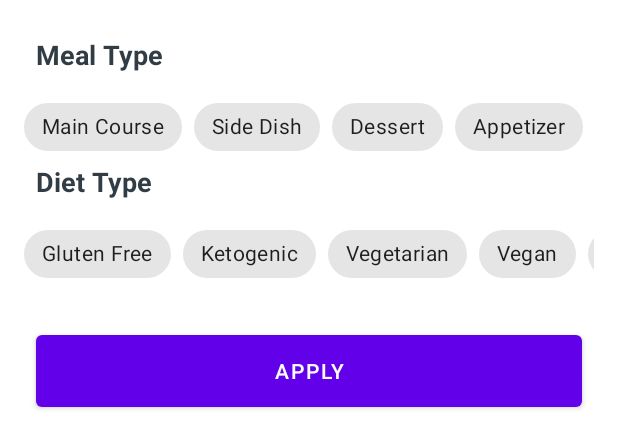
After one commit to dhanazam/Foody, an Android app: the layout recipes_bottom_sheet.xml on its own in the app's theme, with its tools: preview values and no code run, on a phone screen of 412 x 824 dp. The commit adds this screen. Shown: the top 448 px of the screen. Run offline under Robolectric (Android 15) with nearby library versions, the phone set to English and light mode, and no system bars; Roboto replaces fonts that are not available here.

Commit message:
design recipes bottom sheet

```diff
--- a/app/src/main/java/com/dhanazam/foody/ui/fragments/recipes/RecipesFragment.kt
+++ b/app/src/main/java/com/dhanazam/foody/ui/fragments/recipes/RecipesFragment.kt
@@ -23,7 +23,7 @@ import dagger.hilt.android.AndroidEntryPoint
 import kotlinx.coroutines.launch
 
 @AndroidEntryPoint
-class RecipesFragment : Fragment() {
+class  RecipesFragment : Fragment() {
 
     private val mainViewModel: MainViewModel by viewModels()
     private val recipesViewModel: RecipesViewModel by viewModels()
--- /dev/null
+++ b/app/src/main/java/com/dhanazam/foody/ui/fragments/recipes/bottomsheet/RecipesBottomSheet.kt
@@ -0,0 +1,20 @@
+package com.dhanazam.foody.ui.fragments.recipes.bottomsheet
+
+import android.os.Bundle
+import android.view.LayoutInflater
+import android.view.View
+import android.view.ViewGroup
+import com.dhanazam.foody.R
+import com.google.android.material.bottomsheet.BottomSheetDialogFragment
+
+class RecipesBottomSheet : BottomSheetDialogFragment() {
+
+    override fun onCreateView(
+        inflater: LayoutInflater, container: ViewGroup?,
+        savedInstanceState: Bundle?
+    ): View? {
+        // Inflate the layout for this fragment
+        return inflater.inflate(R.layout.recipes_bottom_sheet, container, false)
+    }
+
+}
--- /dev/null
+++ b/app/src/main/res/layout/recipes_bottom_sheet.xml
@@ -0,0 +1,238 @@
+<?xml version="1.0" encoding="utf-8"?>
+<androidx.constraintlayout.widget.ConstraintLayout xmlns:android="http://schemas.android.com/apk/res/android"
+    xmlns:app="http://schemas.android.com/apk/res-auto"
+    xmlns:tools="http://schemas.android.com/tools"
+    android:layout_width="match_parent"
+    android:layout_height="wrap_content"
+    android:background="@color/white"
+    tools:context=".ui.fragments.recipes.bottomsheet.RecipesBottomSheet">
+
+
+    <TextView
+        android:id="@+id/mealType_txt"
+        android:layout_width="wrap_content"
+        android:layout_height="wrap_content"
+        android:layout_marginStart="24dp"
+        android:layout_marginTop="24dp"
+        android:text="@string/meal_type"
+        android:textSize="18sp"
+        android:textStyle="bold"
+        android:textColor="@color/dark"
+        app:layout_constraintStart_toStartOf="parent"
+        app:layout_constraintTop_toTopOf="parent" />
+
+    <HorizontalScrollView
+        android:id="@+id/mealType_scrollView"
+        android:layout_width="match_parent"
+        android:layout_height="wrap_content"
+        android:layout_marginStart="16dp"
+        android:layout_marginTop="12dp"
+        android:layout_marginEnd="16dp"
+        android:scrollbars="none"
+        app:layout_constraintEnd_toEndOf="parent"
+        app:layout_constraintStart_toStartOf="parent"
+        app:layout_constraintTop_toBottomOf="@+id/mealType_txt">
+
+        <LinearLayout
+            android:layout_width="wrap_content"
+            android:layout_height="match_parent"
+            android:orientation="vertical" >
+
+            <com.google.android.material.chip.ChipGroup
+                android:id="@+id/dietType_chipGroup"
+                android:layout_width="match_parent"
+                android:layout_height="match_parent"
+                app:checkedChip="@+id/main_course_chip"
+                app:selectionRequired="true"
+                app:singleLine="true"
+                app:singleSelection="true">
+
+                <com.google.android.material.chip.Chip
+                    android:id="@+id/main_course_chip"
+                    android:layout_width="wrap_content"
+                    android:layout_height="wrap_content"
+                    android:text="@string/main_course"/>
+
+                <com.google.android.material.chip.Chip
+                    android:id="@+id/side_dish_chip"
+                    android:layout_width="wrap_content"
+                    android:layout_height="wrap_content"
+                    android:text="@string/side_dish"/>
+
+                <com.google.android.material.chip.Chip
+                    android:id="@+id/dessert_chip"
+                    android:layout_width="wrap_content"
+                    android:layout_height="wrap_content"
+                    android:text="@string/dessert"/>
+
+                <com.google.android.material.chip.Chip
+                    android:id="@+id/appetizer_chip"
+                    android:layout_width="wrap_content"
+                    android:layout_height="wrap_content"
+                    android:text="@string/appetizer"/>
+
+                <com.google.android.material.chip.Chip
+                    android:id="@+id/salad_chip"
+                    android:layout_width="wrap_content"
+                    android:layout_height="wrap_content"
+                    android:text="@string/salad"/>
+
+                <com.google.android.material.chip.Chip
+                    android:id="@+id/bread_chip"
+                    android:layout_width="wrap_content"
+                    android:layout_height="wrap_content"
+                    android:text="@string/bread"/>
+
+                <com.google.android.material.chip.Chip
+                    android:id="@+id/breakfast_chip"
+                    android:layout_width="wrap_content"
+                    android:layout_height="wrap_content"
+                    android:text="@string/breakfast"/>
+
+                <com.google.android.material.chip.Chip
+                    android:id="@+id/soup_chip"
+                    android:layout_width="wrap_content"
+                    android:layout_height="wrap_content"
+                    android:text="@string/soup"/>
+
+                <com.google.android.material.chip.Chip
+                    android:id="@+id/beverage_chip"
+                    android:layout_width="wrap_content"
+                    android:layout_height="wrap_content"
+                    android:text="@string/beverage"/>
+
+                <com.google.android.material.chip.Chip
+                    android:id="@+id/sauce_chip"
+                    android:layout_width="wrap_content"
+                    android:layout_height="wrap_content"
+                    android:text="@string/sauce"/>
+
+                <com.google.android.material.chip.Chip
+                    android:id="@+id/marinade_chip"
+                    android:layout_width="wrap_content"
+                    android:layout_height="wrap_content"
+                    android:text="@string/marinade"/>
+
+                <com.google.android.material.chip.Chip
+                    android:id="@+id/finger_food_chip"
+                    android:layout_width="wrap_content"
+                    android:layout_height="wrap_content"
+                    android:text="@string/fingerfood"/>
+
+                <com.google.android.material.chip.Chip
+                    android:id="@+id/drink_chip"
+                    android:layout_width="wrap_content"
+                    android:layout_height="wrap_content"
+                    android:text="@string/drink"/>
+
+            </com.google.android.material.chip.ChipGroup>
+        </LinearLayout>
+    </HorizontalScrollView>
+
+    <TextView
+        android:id="@+id/dietType_txt"
+        android:layout_width="wrap_content"
+        android:layout_height="wrap_content"
+        android:layout_marginStart="24dp"
+        android:text="@string/diet_type"
+        android:textColor="@color/dark"
+        android:textSize="18sp"
+        android:textStyle="bold"
+        app:layout_constraintStart_toStartOf="parent"
+        app:layout_constraintTop_toBottomOf="@+id/mealType_scrollView" />
+
+    <HorizontalScrollView
+        android:id="@+id/dietType_scrollView"
+        android:layout_width="match_parent"
+        android:layout_height="wrap_content"
+        android:layout_marginStart="16dp"
+        android:layout_marginTop="12dp"
+        android:layout_marginEnd="16dp"
+        android:scrollbars="none"
+        app:layout_constraintEnd_toEndOf="parent"
+        app:layout_constraintStart_toStartOf="parent"
+        app:layout_constraintTop_toBottomOf="@+id/dietType_txt">
+
+        <LinearLayout
+            android:layout_width="wrap_content"
+            android:layout_height="match_parent"
+            android:orientation="vertical" >
+
+            <com.google.android.material.chip.ChipGroup
+                android:id="@+id/mealType_chipGroup"
+                android:layout_width="match_parent"
+                android:layout_height="match_parent"
+                app:checkedChip="@+id/gluten_free_chip"
+                app:selectionRequired="true"
+                app:singleLine="true"
+                app:singleSelection="true">
+
+                <com.google.android.material.chip.Chip
+                    android:id="@+id/gluten_free_chip"
+                    android:layout_width="wrap_content"
+                    android:layout_height="wrap_content"
+                    android:text="@string/gluten_free"/>
+
+                <com.google.android.material.chip.Chip
+                    android:id="@+id/ketogenic_chip"
+                    android:layout_width="wrap_content"
+                    android:layout_height="wrap_content"
+                    android:text="@string/ketogenic"/>
+
+                <com.google.android.material.chip.Chip
+                    android:id="@+id/vegetarian_chip"
+                    android:layout_width="wrap_content"
+                    android:layout_height="wrap_content"
+                    android:text="@string/vegetarian"/>
+
+                <com.google.android.material.chip.Chip
+                    android:id="@+id/vegan_chip"
+                    android:layout_width="wrap_content"
+                    android:layout_height="wrap_content"
+                    android:text="@string/vegan"/>
+
+                <com.google.android.material.chip.Chip
+                    android:id="@+id/pescetarian_chip"
+                    android:layout_width="wrap_content"
+                    android:layout_height="wrap_content"
+                    android:text="@string/pescetarian"/>
+
+                <com.google.android.material.chip.Chip
+                    android:id="@+id/paleo_chip"
+                    android:layout_width="wrap_content"
+                    android:layout_height="wrap_content"
+                    android:text="@string/paleo"/>
+
+                <com.google.android.material.chip.Chip
+                    android:id="@+id/primal_chip"
+                    android:layout_width="wrap_content"
+                    android:layout_height="wrap_content"
+                    android:text="@string/primal"/>
+
+                <com.google.android.material.chip.Chip
+                    android:id="@+id/whole30_chip"
+                    android:layout_width="wrap_content"
+                    android:layout_height="wrap_content"
+                    android:text="@string/whole30"/>
+
+
+
+            </com.google.android.material.chip.ChipGroup>
+        </LinearLayout>
+    </HorizontalScrollView>
+
+    <Button
+        android:id="@+id/apply_btn"
+        android:layout_width="match_parent"
+        android:layout_height="60dp"
+        android:layout_marginStart="24dp"
+        android:layout_marginTop="24dp"
+        android:layout_marginEnd="24dp"
+        android:layout_marginBottom="24dp"
+        android:text="@string/apply"
+        app:layout_constraintBottom_toBottomOf="parent"
+        app:layout_constraintEnd_toEndOf="parent"
+        app:layout_constraintStart_toStartOf="parent"
+        app:layout_constraintTop_toBottomOf="@+id/dietType_scrollView" />
+
+</androidx.constraintlayout.widget.ConstraintLayout>
--- a/app/src/main/res/values/strings.xml
+++ b/app/src/main/res/values/strings.xml
@@ -4,4 +4,30 @@
     <string name="recipesTitle">Recipes</string>
     <string name="favoriteRecipesTitle">Favorite</string>
     <string name="foodJokeTitle">Joke</string>
+    <!-- TODO: Remove or change this placeholder text -->
+    <string name="hello_blank_fragment">Hello blank fragment</string>
+    <string name="meal_type">Meal Type</string>
+    <string name="main_course">Main Course</string>
+    <string name="side_dish">Side Dish</string>
+    <string name="dessert">Dessert</string>
+    <string name="appetizer">Appetizer</string>
+    <string name="salad">Salad</string>
+    <string name="bread">Bread</string>
+    <string name="breakfast">Breakfast</string>
+    <string name="soup">Soup</string>
+    <string name="beverage">Beverage</string>
+    <string name="sauce">Sauce</string>
+    <string name="marinade">Marinade</string>
+    <string name="fingerfood">Fingerfood</string>
+    <string name="drink">Drink</string>
+    <string name="diet_type">Diet Type</string>
+    <string name="gluten_free">Gluten Free</string>
+    <string name="ketogenic">Ketogenic</string>
+    <string name="vegetarian">Vegetarian</string>
+    <string name="pescetarian">Pescetarian</string>
+    <string name="paleo">Paleo</string>
+    <string name="primal">Primal</string>
+    <string name="whole30">Whole30</string>
+    <string name="vegan">Vegan</string>
+    <string name="apply">Apply</string>
 </resources>
```
